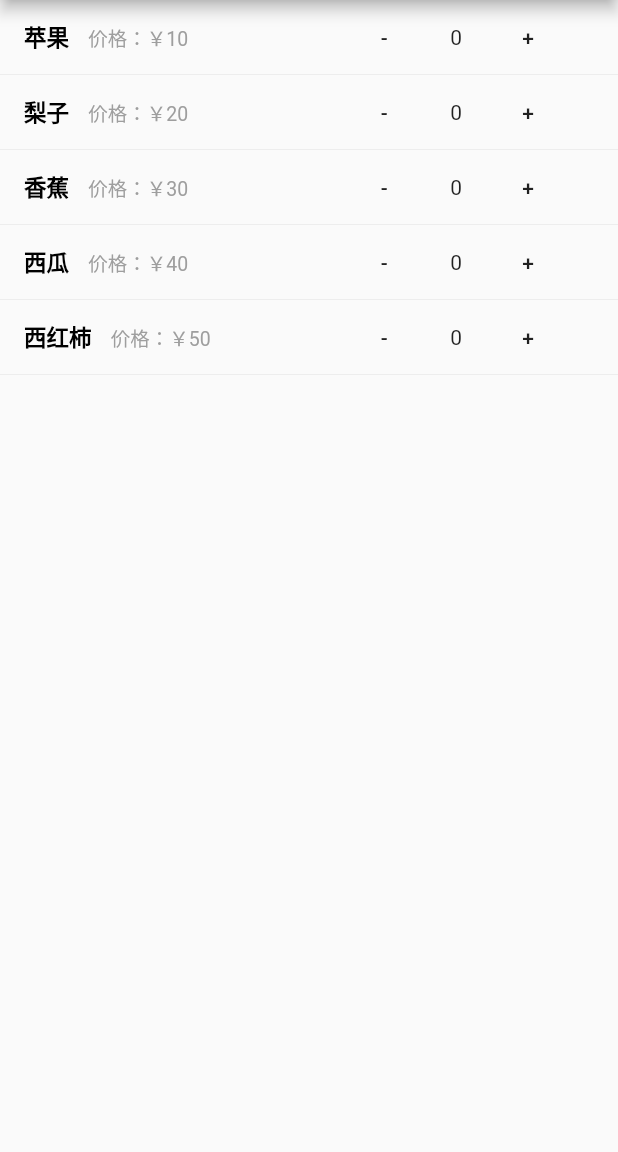
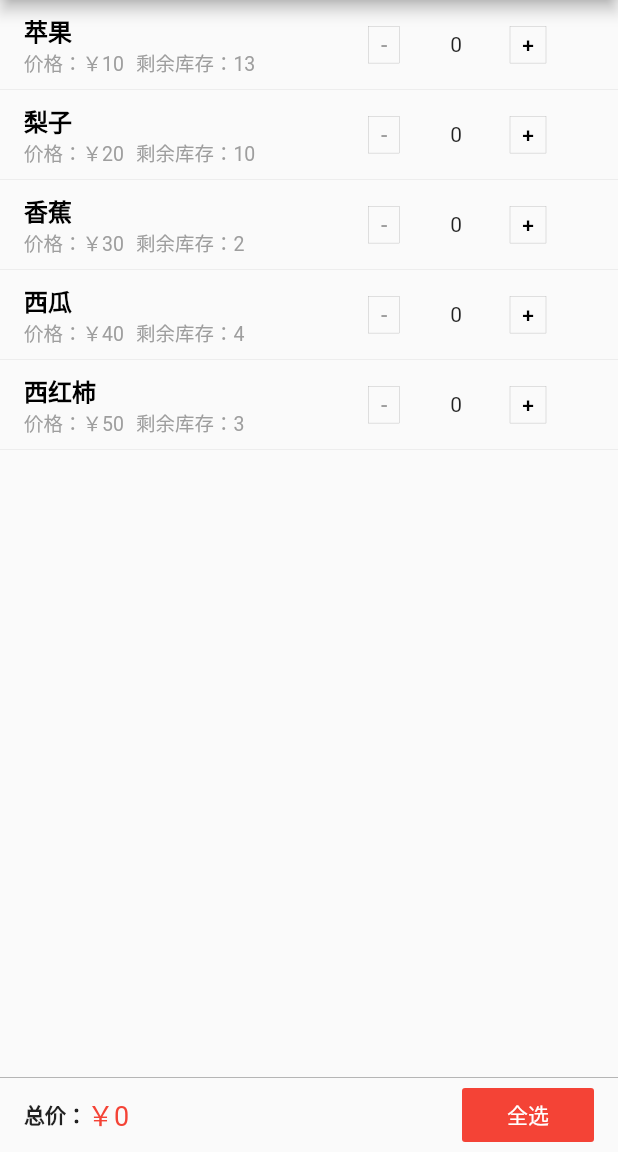
Before and after one commit to ljunb/myflutterapp, a Flutter app: the ShopCartPage screen opened by its route, on a phone screen of 412 x 824 dp, the part 84-1236 px from its top. Run offline on Flutter 3.47's test engine with Material 2 defaults, Android fonts, the phone set to English and light mode, and no system bars.

Commit message:
Add tab controller and finish shopcart demo

```diff
--- a/lib/main.dart
+++ b/lib/main.dart
@@ -1,6 +1,7 @@
 import 'package:flutter/material.dart';
-import 'package:myflutterapp/login.dart';
-import 'package:myflutterapp/shopcart.dart';
+import './tab_controller.dart';
+import './pages/login.dart';
+import './pages/shopcart.dart';
 
 void main() => runApp(new MyApp());
 
@@ -16,6 +17,7 @@ class MyApp extends StatelessWidget {
       home: new LoginPage(),
       routes: <String, WidgetBuilder>{
         '/login': (BuildContext context) => new LoginPage(),
+        '/tab_controller': (BuildContext context) => new TabControllerPage(),
         '/shopcart': (BuildContext context) => new ShopCartPage(),
       },
     );
--- /dev/null
+++ b/lib/pages/shopcart.dart
@@ -0,0 +1,257 @@
+import 'package:flutter/material.dart';
+
+class ShopCartPage extends StatefulWidget {
+  ShopCartPage({
+    Key key,
+    this.title = 'Flutter ShopCart Demo',
+  }) : super(key: key);
+
+  final String title;
+
+  @override
+  _ShopCartPageState createState() => new _ShopCartPageState();
+}
+
+class _ShopCartPageState extends State<ShopCartPage> {
+
+  /// 删除商品
+  void _decrement(var fruit) {
+    setState(() {
+      data.forEach((item) {
+        int oldCount = num.parse(item['count'].toString());
+        if (item['id'] == fruit['id'] && oldCount > 0) {
+          item['count'] = --oldCount;
+        }
+      });
+    });
+  }
+
+  /// 增加商品
+  void _increment(var fruit) {
+    setState(() {
+      data.forEach((item) {
+        int quantity = num.parse(item['quantity'].toString());
+        int oldCount = num.parse(item['count'].toString());
+        if (item['id'] == fruit['id'] && quantity > oldCount) {
+          item['count'] = ++oldCount;
+        }
+      });
+    });
+  }
+
+  /// 当前商品是否可加
+  bool _hasNoQuantity(Map fruit) {
+    var flag = false;
+    data.forEach((item) {
+      int quantity = num.parse(item['quantity'].toString());
+      int oldCount = num.parse(item['count'].toString());
+      if (item['id'] == fruit['id'] && quantity == oldCount) {
+        flag = true;
+        return;
+      }
+    });
+    return flag;
+  }
+
+  /// 当前商品是否可减
+  bool _hasNoCount(Map fruit) {
+    var flag = false;
+    data.forEach((item) {
+      int oldCount = num.parse(item['count'].toString());
+      if (item['id'] == fruit['id'] && oldCount == 0) {
+        flag = true;
+        return;
+      }
+    });
+    return flag;
+  }
+
+  /// 总价格
+  num _totalPrice() {
+    var total = 0;
+    data.forEach((item) {
+      total += num.parse(item['count'].toString()) * num.parse(item['price'].toString());
+    });
+    return total;
+  }
+
+  /// 点击【全选】
+  void _handleSelectAll() {
+    setState(() {
+      data.forEach((item) {
+        int quantity = num.parse(item['quantity'].toString());
+        item['count'] = quantity;
+      });
+    });
+  }
+
+  /// 是否已经全选
+  bool _isSelectedAll() {
+    bool flag = true;
+    data.forEach((item) {
+      int quantity = num.parse(item['quantity'].toString());
+      int count = num.parse(item['count'].toString());
+      if (quantity != count) {
+        flag = false;
+        return;
+      }
+    });
+    return flag;
+  }
+
+  // mock
+  var data = [
+    {'id': 1, 'name': '苹果', 'price': 10, 'quantity': 13, 'count': 0},
+    {'id': 2, 'name': '梨子', 'price': 20, 'quantity': 10, 'count': 0},
+    {'id': 3, 'name': '香蕉', 'price': 30, 'quantity': 2, 'count': 0},
+    {'id': 4, 'name': '西瓜', 'price': 40, 'quantity': 4, 'count': 0},
+    {'id': 5, 'name': '西红柿', 'price': 50, 'quantity': 3, 'count': 0}
+  ];
+
+  /// 渲染商品操作按钮
+  /// * [title]，按钮标题
+  /// * [callback]，按钮点击事件回调
+  Widget _buildOperateButton(String title, Function callback, bool disabled) {
+    return new FlatButton(
+      child: new Container(
+        child: new Text(title, style: new TextStyle(color: disabled ? Colors.grey : Colors.black)),
+        padding: const EdgeInsets.fromLTRB(8.0, 4.0, 8.0, 4.0),
+        decoration: new BoxDecoration(
+          border: new Border.all(width: 0.2, color: Colors.grey),
+        ),
+      ),
+      onPressed: disabled ? null : callback,
+    );
+  }
+
+  /// 渲染商品列表
+  Widget _buildShopCartList() {
+    return new ListView.builder(
+      itemCount: data.length,
+      itemBuilder: (context, int index) {
+        var fruit = data[index];
+        var quantity = num.parse(fruit['quantity'].toString());
+        var count = num.parse(fruit['count'].toString());
+
+        return new Container(
+          padding: new EdgeInsets.fromLTRB(16.0, 0.0, 16.0, 0.0),
+          height: 60.0,
+          decoration: const BoxDecoration(
+            border: const Border(
+              bottom: const BorderSide(width: 0.1, color: Colors.grey)
+            )
+          ),
+          child: new Row(
+            mainAxisAlignment: MainAxisAlignment.spaceBetween,
+            children: <Widget>[
+              new Column(
+                mainAxisAlignment: MainAxisAlignment.center,
+                crossAxisAlignment: CrossAxisAlignment.start,
+                children: <Widget>[
+                  new Text(
+                    fruit['name'],
+                    style: new TextStyle(
+                      fontSize: 16.0,
+                      fontWeight: FontWeight.bold,
+                      color: Colors.black,
+                    ),
+                  ),
+                  new Row(
+                    children: <Widget>[
+                      new Text(
+                        '价格：￥' + fruit['price'].toString(),
+                        style: new TextStyle(
+                          fontSize: 13.0,
+                          color: Colors.grey
+                        ),
+                      ),
+                      new Container(
+                        margin: const EdgeInsets.only(left: 8.0),
+                        child: new Text(
+                          '剩余库存：' + (quantity - count).toString(),
+                          style: new TextStyle(
+                            fontSize: 13.0,
+                            color: Colors.grey,
+                          ),
+                        ),
+                      )
+                    ],
+                  )
+                ],
+              ),
+              new Row(
+                children: <Widget>[
+                  _buildOperateButton('-', () { _decrement(fruit); }, _hasNoCount(fruit)),
+                  new Text(fruit['count'].toString()),
+                  _buildOperateButton('+', () { _increment(fruit); }, _hasNoQuantity(fruit)),
+                ],
+              )
+            ],
+          ),
+        );
+      },
+    );
+  }
+
+  /// 渲染底部工具条
+  Widget _buildBottomBar() {
+    return new Positioned(
+      left: 0.0,
+      bottom: 0.0,
+      right: 0.0,
+      child: new Container(
+        height: 50.0,
+        padding: const EdgeInsets.only(left: 16.0, right: 16.0),
+        decoration: const BoxDecoration(
+          border: const Border(
+            top: const BorderSide(width: 0.5, color: Colors.grey)
+          )
+        ),
+        child: new Row(
+          mainAxisAlignment: MainAxisAlignment.spaceBetween,
+          children: <Widget>[
+            new Row(
+              crossAxisAlignment: CrossAxisAlignment.center,
+              children: <Widget>[
+                new Text(
+                  '总价：',
+                  style: new TextStyle(fontSize: 14.0, fontWeight: FontWeight.bold),
+                ),
+                new Text(
+                  "￥${_totalPrice()}",
+                  style: new TextStyle(fontSize: 18.0, color: Colors.red)
+                ),
+              ],
+            ),
+            new FlatButton(
+              color: Colors.red,
+              disabledColor: Colors.grey,
+              child: new Text(
+                '全选',
+                style: new TextStyle(color: _isSelectedAll() ? const Color(0xffdddddd) : Colors.white)
+              ),
+              onPressed: _isSelectedAll() ? null : _handleSelectAll,
+            )
+          ],
+        ),
+      ),
+    );
+  }
+
+  @override
+  Widget build(BuildContext context) {
+    return new Scaffold(
+      appBar: new AppBar(
+        title: new Text(widget.title),
+      ),
+      body: new Center(
+        child: new Stack(
+          children: <Widget>[
+            _buildShopCartList(),
+            _buildBottomBar(),
+          ],
+        )
+      ),
+    );
+  }
+}
--- a/lib/shopcart.dart
+++ /dev/null
@@ -1,109 +0,0 @@
-import 'package:flutter/material.dart';
-
-class ShopCartPage extends StatefulWidget {
-  ShopCartPage({
-    Key key,
-    this.title = 'Flutter ShopCart Demo',
-  }) : super(key: key);
-
-  final String title;
-
-  @override
-  _ShopCartPageState createState() => new _ShopCartPageState();
-}
-
-class _ShopCartPageState extends State<ShopCartPage> {
-
-  void _decrement(var fruit) {
-    setState(() {
-      data.map((item) {
-        if (item['id'] == fruit['id']) {
-          item['count'] = num.parse(item['count']) - 1;
-        }
-        return item;
-      });
-      print(data);
-    });
-  }
-
-  void _increment(var fruit) {
-    setState(() {
-      data.map((item) {
-        if (item['id'] == fruit['id']) {
-          item['count'] = num.parse(item['count']) + 1;
-        }
-      });
-    });
-  }
-
-  var data = [
-    {'id': 1, 'name': '苹果', 'price': 10, 'quantity': 13, 'count': 0},
-    {'id': 2, 'name': '梨子', 'price': 20, 'quantity': 10, 'count': 0},
-    {'id': 3, 'name': '香蕉', 'price': 30, 'quantity': 2, 'count': 0},
-    {'id': 4, 'name': '西瓜', 'price': 40, 'quantity': 4, 'count': 0},
-    {'id': 5, 'name': '西红柿', 'price': 50, 'quantity': 3, 'count': 0}
-  ];
-
-  @override
-  Widget build(BuildContext context) {
-    return new Scaffold(
-      appBar: new AppBar(
-        title: new Text(widget.title),
-      ),
-      body: new Center(
-        child: new ListView.builder(
-          itemCount: data.length,
-          itemBuilder: (context, int index) {
-            var fruit = data[index];
-            return new Container(
-              padding: new EdgeInsets.fromLTRB(16.0, 0.0, 16.0, 0.0),
-              height: 50.0,
-              decoration: const BoxDecoration(
-                border: const Border(
-                  bottom: const BorderSide(width: 0.1, color: Colors.grey)
-                )
-              ),
-              child: new Row(
-                mainAxisAlignment: MainAxisAlignment.spaceBetween,
-                children: <Widget>[
-                  new Row(
-                    children: <Widget>[
-                      new Text(
-                        fruit['name'],
-                        style: new TextStyle(
-                          fontSize: 15.0,
-                          fontWeight: FontWeight.bold,
-                          color: Colors.black,
-                        ),
-                      ),
-                      new Text(
-                        '    价格：￥' + fruit['price'].toString(),
-                        style: new TextStyle(
-                          fontSize: 13.0,
-                          color: Colors.grey
-                        ),
-                      )
-                    ],
-                  ),
-                  new Row(
-                    children: <Widget>[
-                      new FlatButton(
-                        child: new Text('-'),
-                        onPressed: () { _decrement(fruit); },
-                      ),
-                      new Text(fruit['count'].toString()),
-                      new FlatButton(
-                        child: new Text('+'),
-                        onPressed: () { _increment(fruit); } ,
-                      )
-                    ],
-                  )
-                ],
-              ),
-            );
-          },
-        ),
-      ),
-    );
-  }
-}
```
Also changed, not shown: lib/pages/discovery.dart (added, +12 -0 lines), lib/pages/login.dart (renamed from lib/login.dart, +7 -5 lines), lib/pages/mine.dart (added, +12 -0 lines), lib/tab_controller.dart (added, +50 -0 lines).
